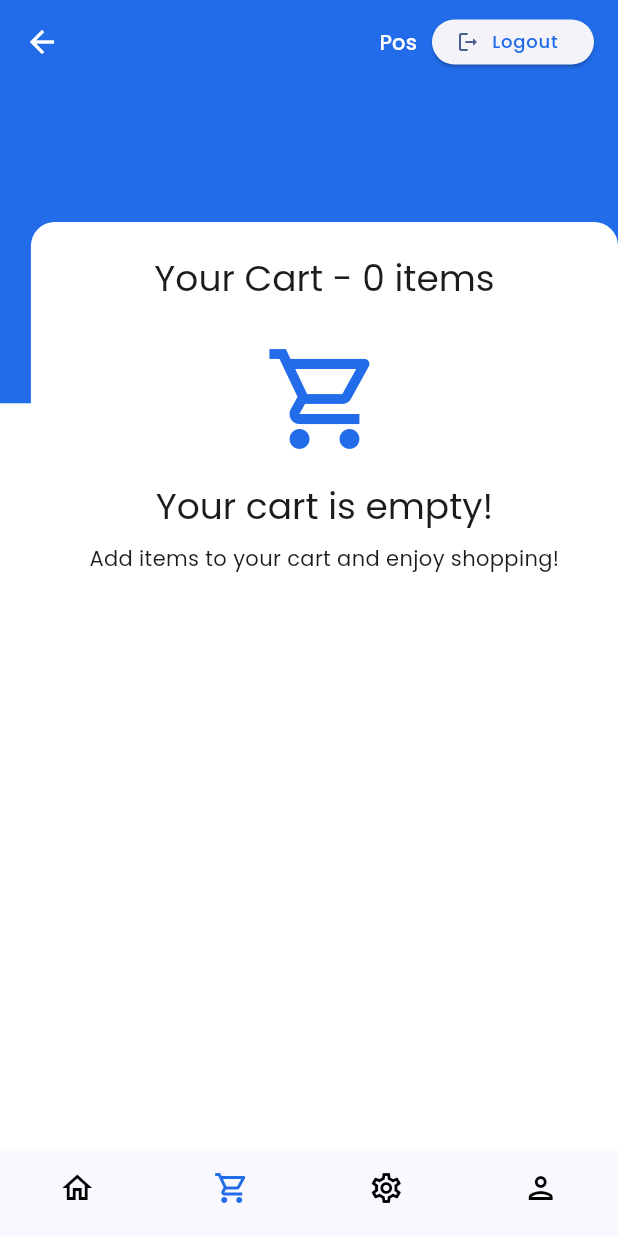
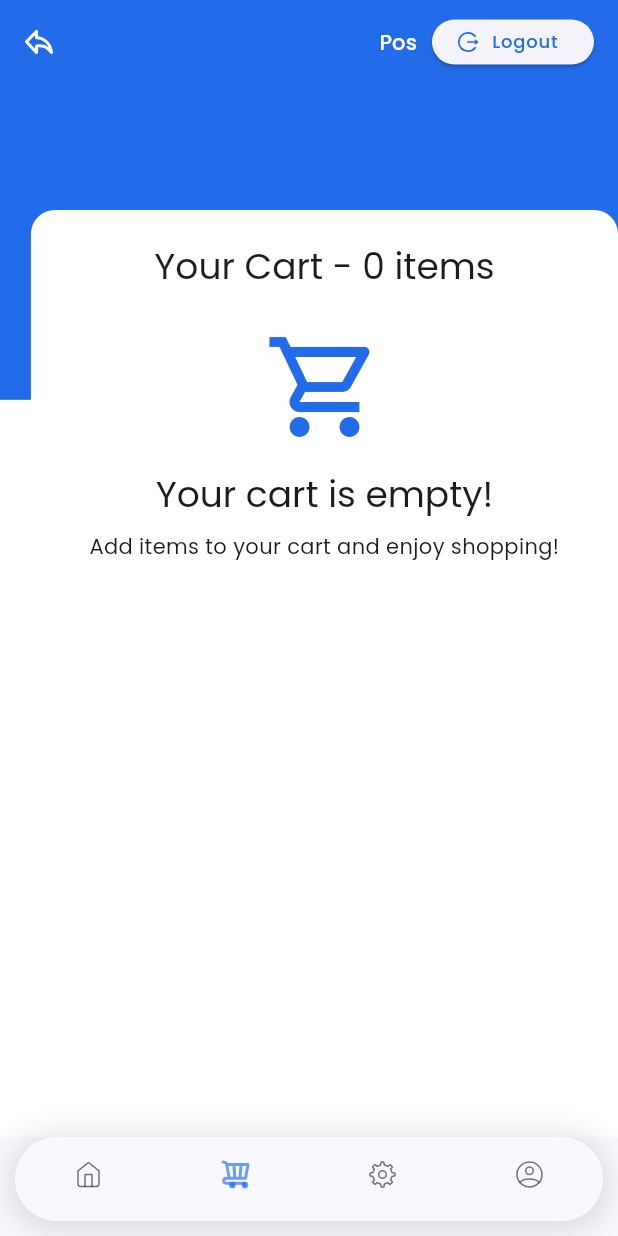
Before and after one commit to sabi000/nikkle_demo, a Flutter app: the HomePage screen opened by its route, item 2 of the bottom bar chosen, on a phone screen of 412 x 824 dp. Run offline on Flutter 3.47's test engine with Material 3 defaults, Android fonts, the phone set to English and light mode, and no system bars; our stand-ins replace badges, flutter_svg, google_fonts, shared_preferences; accounts and stored records are empty.

Commit message:
add svg icons

```diff
--- a/lib/pages/checkout.dart
+++ b/lib/pages/checkout.dart
@@ -1,4 +1,5 @@
 import 'package:flutter/material.dart';
+import 'package:flutter_svg/svg.dart';
 import 'package:nikkle/models/cart_item.dart';
 import 'package:nikkle/services/cart_provider.dart';
 import 'package:nikkle/utils/colors.dart';
@@ -339,13 +340,13 @@ class _CartScreenState extends State<CartScreen> {
                                             },
                                           );
                                         },
-                                        icon: const CircleAvatar(
+                                        icon: CircleAvatar(
                                           radius: 20,
                                           backgroundColor: TColors.bg,
-                                          child: Icon(
-                                            Icons.shopping_cart_outlined,
-                                            color: TColors.primary,
-                                            size: 18,
+                                          child: SvgPicture.asset(
+                                            'assets/icons/checkout.svg',
+                                            height: 20,
+                                            width: 20,
                                           ),
                                         ),
                                         label: Text(
--- a/lib/pages/home.dart
+++ b/lib/pages/home.dart
@@ -141,7 +141,7 @@ class _DashboardPageState extends State<DashboardPage> {
           ),
           Expanded(
             child: Card(
-              elevation: 4,
+              color: TColors.bg,
               child: ListView.builder(
                 itemCount: filteredProducts.length,
                 shrinkWrap: false,
--- a/lib/pages/index.dart
+++ b/lib/pages/index.dart
@@ -1,4 +1,5 @@
 import 'package:flutter/material.dart';
+import 'package:flutter_svg/svg.dart';
 import 'package:nikkle/pages/checkout.dart';
 import 'package:nikkle/pages/home.dart';
 import 'package:nikkle/services/cart_provider.dart';
@@ -54,8 +55,10 @@ class _HomePageState extends State<HomePage> {
                 selectedCategory = newValue!;
               });
             },
-            dropdownColor: Colors.blue,
-            icon: const Icon(Icons.arrow_drop_down, color: TColors.white),
+            dropdownColor: TColors.primary,
+            icon: SvgPicture.asset(
+              'assets/icons/dropdown.svg',
+            ),
           ),
         );
         break;
@@ -66,7 +69,9 @@ class _HomePageState extends State<HomePage> {
               _selectedIndex = 0;
             });
           },
-          child: const Icon(Icons.arrow_back_sharp, color: TColors.white),
+          child: SvgPicture.asset(
+            'assets/icons/back.svg',
+          ),
         );
         break;
     }
@@ -88,7 +93,9 @@ class _HomePageState extends State<HomePage> {
                   onPressed: () {
                     Navigator.pop(context, '/login');
                   },
-                  icon: const Icon(Icons.logout_rounded, size: 16),
+                  icon: SvgPicture.asset(
+                    'assets/icons/logout.svg',
+                  ),
                   label: Text(
                     'Logout',
                     style: Theme.of(context)
@@ -134,21 +141,42 @@ class _HomePageState extends State<HomePage> {
     );
   }
 
-  BottomNavigationBar _buildBottomNavigation() {
-    return BottomNavigationBar(
+  Widget _buildBottomNavigation() {
+    return Container(
+      margin: const EdgeInsets.only(bottom: 10.0, left: 10.0, right: 10.0),
+      decoration: BoxDecoration(
+        color: Colors.white,
+        boxShadow: [
+          BoxShadow(
+            color: Colors.grey.withOpacity(0.3),
+            spreadRadius: 5,
+            blurRadius: 15,
+            offset: const Offset(0, 3),
+          ),
+        ],
+        borderRadius: const BorderRadius.all(Radius.circular(30)),
+      ),
+      child: ClipRRect(
+        borderRadius: const BorderRadius.all(Radius.circular(30)),
+        child: BottomNavigationBar(
           type: BottomNavigationBarType.fixed,
           currentIndex: _selectedIndex,
           onTap: _onItemTapped,
           elevation: 0.0,
-      selectedIconTheme: const IconThemeData(color: TColors.primary),
-      unselectedIconTheme: const IconThemeData(color: Colors.black),
           selectedItemColor: TColors.primary,
           unselectedItemColor: Colors.black,
           showSelectedLabels: false,
           showUnselectedLabels: false,
           items: [
-        const BottomNavigationBarItem(
-          icon: Icon(Icons.home_outlined),
+            BottomNavigationBarItem(
+              icon: SvgPicture.asset(
+                'assets/icons/home.svg',
+              ),
+              activeIcon: SvgPicture.asset(
+                'assets/icons/home_bold.svg',
+                colorFilter:
+                    const ColorFilter.mode(TColors.primary, BlendMode.srcIn),
+              ),
               label: 'Dashboard',
             ),
             BottomNavigationBarItem(
@@ -158,25 +186,67 @@ class _HomePageState extends State<HomePage> {
                       ? badges.Badge(
                           badgeContent: Text(
                             '${cartProvider.itemCount.value}',
-                        style:
-                            const TextStyle(color: Colors.white, fontSize: 10),
+                            style: const TextStyle(
+                                color: Colors.white, fontSize: 10),
                           ),
-                      child: const Icon(Icons.shopping_cart_outlined),
+                          child: SvgPicture.asset(
+                            'assets/icons/cart.svg',
+                          ),
                         )
-                  : const Icon(Icons.shopping_cart_outlined);
+                      : SvgPicture.asset(
+                          'assets/icons/cart.svg',
+                        );
+                },
+              ),
+              activeIcon: Consumer<CartProvider>(
+                builder: (context, cartProvider, child) {
+                  return cartProvider.itemCount.value > 0
+                      ? badges.Badge(
+                          badgeContent: Text(
+                            '${cartProvider.itemCount.value}',
+                            style: const TextStyle(
+                                color: Colors.white, fontSize: 10),
+                          ),
+                          child: SvgPicture.asset(
+                            'assets/icons/cart_bold.svg',
+                            colorFilter: const ColorFilter.mode(
+                                TColors.primary, BlendMode.srcIn),
+                          ),
+                        )
+                      : SvgPicture.asset(
+                          'assets/icons/cart_bold.svg',
+                          colorFilter: const ColorFilter.mode(
+                              TColors.primary, BlendMode.srcIn),
+                        );
                 },
               ),
               label: 'Cart',
             ),
-        const BottomNavigationBarItem(
-          icon: Icon(Icons.settings_outlined),
+            BottomNavigationBarItem(
+              icon: SvgPicture.asset(
+                'assets/icons/settings.svg',
+              ),
+              activeIcon: SvgPicture.asset(
+                'assets/icons/settings_bold.svg',
+                colorFilter:
+                    const ColorFilter.mode(TColors.primary, BlendMode.srcIn),
+              ),
               label: 'Settings',
             ),
-        const BottomNavigationBarItem(
-          icon: Icon(Icons.person_outlined),
+            BottomNavigationBarItem(
+              icon: SvgPicture.asset(
+                'assets/icons/profile.svg',
+              ),
+              activeIcon: SvgPicture.asset(
+                'assets/icons/profile_bold.svg',
+                colorFilter:
+                    const ColorFilter.mode(TColors.primary, BlendMode.srcIn),
+              ),
               label: 'Profile',
             ),
           ],
+        ),
+      ),
     );
   }
 
--- a/lib/pages/login.dart
+++ b/lib/pages/login.dart
@@ -71,6 +71,7 @@ class _LoginScreenState extends State<LoginScreen> {
                   crossAxisAlignment: CrossAxisAlignment.center,
                   children: [
                     const TextField(
+                      textInputAction: TextInputAction.next,
                       decoration: InputDecoration(
                           labelText: 'Email',
                           labelStyle: TextStyle(
--- a/lib/pages/splash.dart
+++ b/lib/pages/splash.dart
@@ -1,4 +1,5 @@
 import 'package:flutter/material.dart';
+import 'package:flutter_svg/flutter_svg.dart';
 import 'package:nikkle/utils/colors.dart';
 
 class SplashScreen extends StatelessWidget {
@@ -37,8 +38,8 @@ class SplashScreen extends StatelessWidget {
                         ),
                   Image.asset(
                     'assets/images/nikkle.png',
-                    width: smallestSide * 0.2,
-                    height: smallestSide * 0.2,
+                    width: smallestSide * 0.3,
+                    height: smallestSide * 0.3,
                   ),
                 ],
               ),
@@ -68,13 +69,13 @@ class SplashScreen extends StatelessWidget {
                       onPressed: () {
                         Navigator.pushNamed(context, '/login');
                       },
-                      icon: const CircleAvatar(
+                      icon: CircleAvatar(
                         radius: 20,
                         backgroundColor: TColors.bg,
-                        child: Icon(
-                          Icons.login,
-                          color: TColors.primary,
-                          size: 28,
+                        child: SvgPicture.asset(
+                          'assets/icons/login.svg',
+                          height: 18,
+                          width: 18,
                         ),
                       ),
                       iconAlignment: IconAlignment.end,
```
Also changed, not shown: pubspec.yaml (+15 -0 lines), assets/icons/back.svg (added), assets/icons/cart.svg (added), assets/icons/cart_bold.svg (added), assets/icons/checkout.svg (added), assets/icons/dropdown.svg (added), assets/icons/home.svg (added), assets/icons/home_bold.svg (added), assets/icons/login.svg (added), assets/icons/logout.svg (added), assets/icons/profile.svg (added), assets/icons/profile_bold.svg (added), assets/icons/settings.svg (added), assets/icons/settings_bold.svg (added). Lines whose indentation alone changed are shown as unchanged.
